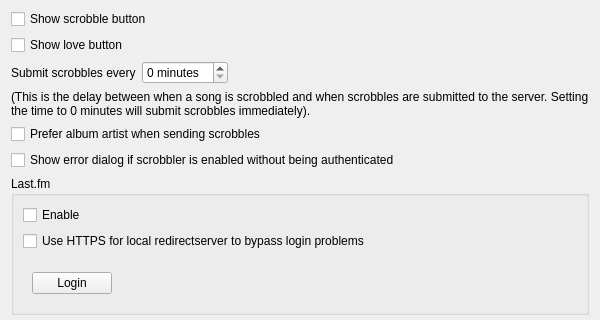
Old version of the form src/settings/scrobblersettingspage.ui in the repository strawberrymusicplayer/strawberry; both pictures show x 0 to 600 and y 88 to 408 of the 600 by 800 pixel window.
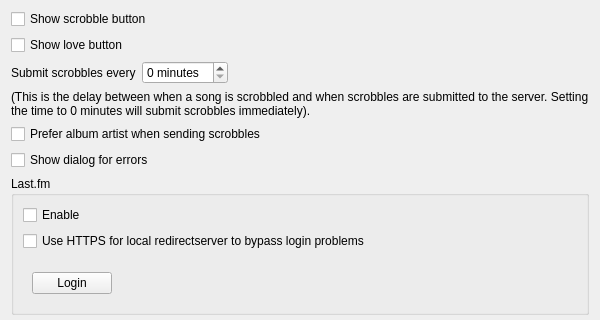
New version of the form. Custom widgets are drawn as their Qt base class.

Commit message: Make scrobbler show error dialog for all errors when option is on

Patch:
```diff
--- a/src/settings/scrobblersettingspage.ui
+++ b/src/settings/scrobblersettingspage.ui
@@ -112,7 +112,7 @@
    <item>
     <widget class="QCheckBox" name="checkbox_show_auth_error">
      <property name="text">
-      <string>Show error dialog if scrobbler is enabled without being authenticated</string>
+      <string>Show dialog for errors</string>
      </property>
     </widget>
    </item>
```
Left out of the diff: 2 changed lines with no effect on the pictures. The commit also changes 4 other files.
